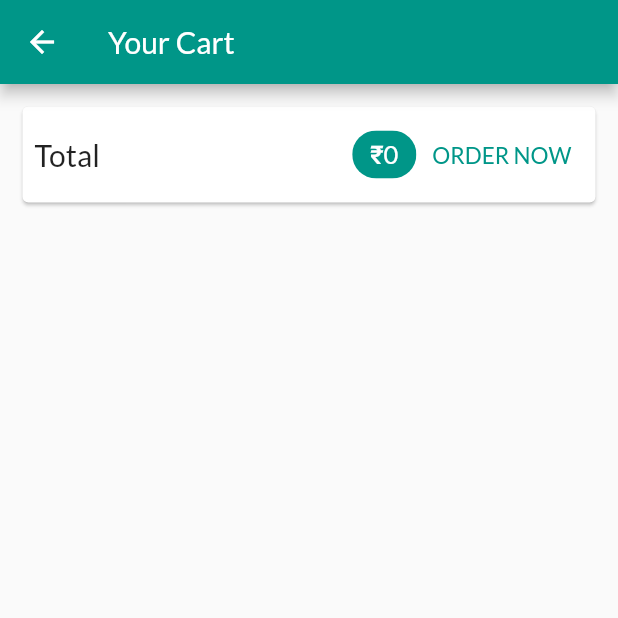
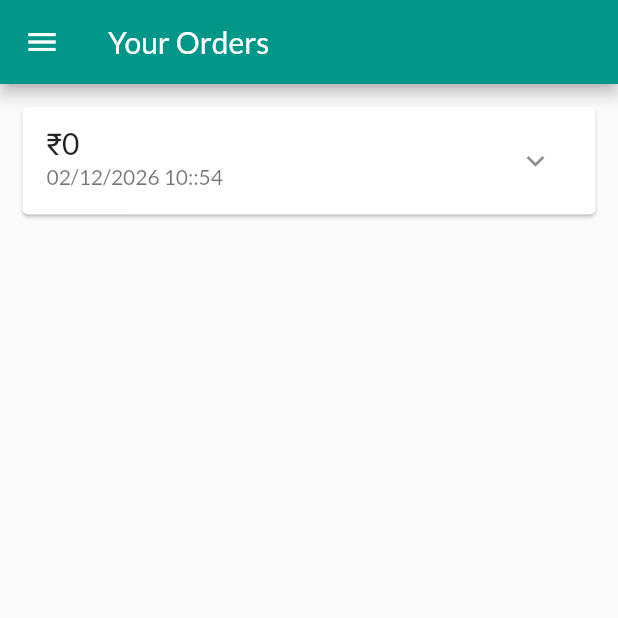
Before and after one commit to agrawalkunal2001/ShopOn, a Flutter app: the CartScreen screen opened by its route, after a tap on "ORDER NOW", on a phone screen of 412 x 824 dp, the top half of it. Run offline on Flutter 3.47's test engine with Material 2 defaults, Android fonts, the phone set to English and light mode, and no system bars; network calls fail.

Commit message:
Added order screen and drawer

```diff
--- a/lib/main.dart
+++ b/lib/main.dart
@@ -4,6 +4,7 @@ import 'package:shopon/providers/products_cart.dart';
 import 'package:shopon/providers/products_order.dart';
 import 'package:shopon/providers/products_provider.dart';
 import 'package:shopon/screens/cart_screen.dart';
+import 'package:shopon/screens/orders_screen.dart';
 import 'package:shopon/screens/product_detail_screen.dart';
 import 'package:shopon/screens/products_overview_screen.dart';
 
@@ -41,6 +42,7 @@ class MyApp extends StatelessWidget {
         routes: {
           ProductDetailScreen.routeName: (ctx) => ProductDetailScreen(),
           CartScreen.routeName: (ctx) => CartScreen(),
+          OrdersScreen.routeName: (ctx) => OrdersScreen(),
         },
       ),
     );
--- a/lib/screens/cart_screen.dart
+++ b/lib/screens/cart_screen.dart
@@ -2,6 +2,7 @@ import 'package:flutter/material.dart';
 import 'package:provider/provider.dart';
 import 'package:shopon/providers/products_cart.dart';
 import 'package:shopon/providers/products_order.dart';
+import 'package:shopon/screens/orders_screen.dart';
 import 'package:shopon/widgets/cart_item.dart' as ci;
 
 class CartScreen extends StatelessWidget {
@@ -40,6 +41,7 @@ class CartScreen extends StatelessWidget {
                   ),
                   TextButton(
                     onPressed: () {
+                      Navigator.of(context).pushNamed(OrdersScreen.routeName);
                       Provider.of<ProductsOrder>(context, listen: false)
                           .addOrder(
                               cart.items.values.toList(), cart.totalPrice);
--- /dev/null
+++ b/lib/screens/orders_screen.dart
@@ -0,0 +1,26 @@
+import 'package:flutter/material.dart';
+import 'package:provider/provider.dart';
+import 'package:shopon/providers/products_order.dart';
+import 'package:shopon/widgets/app_drawer.dart';
+import 'package:shopon/widgets/order_item.dart' as oi;
+
+class OrdersScreen extends StatelessWidget {
+  static const routeName = "/order-screen";
+
+  @override
+  Widget build(BuildContext context) {
+    final orderData = Provider.of<ProductsOrder>(context);
+    return Scaffold(
+      appBar: AppBar(
+        title: Text("Your Orders"),
+      ),
+      drawer: AppDrawer(),
+      body: ListView.builder(
+        itemBuilder: (ctx, index) => oi.OrderItem(
+          order: orderData.orders[index],
+        ),
+        itemCount: orderData.orders.length,
+      ),
+    );
+  }
+}
--- a/lib/screens/products_overview_screen.dart
+++ b/lib/screens/products_overview_screen.dart
@@ -2,6 +2,7 @@ import 'package:flutter/material.dart';
 import 'package:provider/provider.dart';
 import 'package:shopon/providers/products_cart.dart';
 import 'package:shopon/screens/cart_screen.dart';
+import 'package:shopon/widgets/app_drawer.dart';
 import 'package:shopon/widgets/badge.dart';
 import 'package:shopon/widgets/products_grid.dart';
 
@@ -52,6 +53,7 @@ class _ProductsOverviewScreenState extends State<ProductsOverviewScreen> {
           )
         ],
       ),
+      drawer: AppDrawer(),
       body: ProductsGrid(_showFavouritesOnly),
     );
   }
--- /dev/null
+++ b/lib/widgets/order_item.dart
@@ -0,0 +1,69 @@
+import 'package:flutter/material.dart';
+import 'dart:math';
+import 'package:intl/intl.dart';
+import 'package:shopon/providers/products_order.dart' as oi;
+
+class OrderItem extends StatefulWidget {
+  final oi.OrderItem order;
+
+  OrderItem({required this.order});
+
+  @override
+  State<OrderItem> createState() => _OrderItemState();
+}
+
+class _OrderItemState extends State<OrderItem> {
+  var _expanded = false;
+  @override
+  Widget build(BuildContext context) {
+    return Card(
+      margin: EdgeInsets.all(15),
+      child: Column(
+        children: <Widget>[
+          ListTile(
+            title: Text(
+              "\u{20B9}${widget.order.price}",
+              style: TextStyle(fontSize: 20),
+            ),
+            subtitle:
+                Text(DateFormat("dd/MM/yyyy hh::mm").format(widget.order.date)),
+            trailing: IconButton(
+              icon: Icon(_expanded ? Icons.expand_less : Icons.expand_more),
+              onPressed: () {
+                setState(() {
+                  _expanded = !_expanded;
+                });
+              },
+            ),
+          ),
+          if (_expanded)
+            Container(
+              padding: EdgeInsets.symmetric(horizontal: 15, vertical: 4),
+              height: min(widget.order.products.length * 20.0 + 10, 100),
+              child: ListView(
+                children: widget.order.products
+                    .map((e) => Row(
+                          mainAxisAlignment: MainAxisAlignment.spaceBetween,
+                          children: <Widget>[
+                            Text(
+                              e.title,
+                              style: TextStyle(
+                                fontSize: 18,
+                                fontWeight: FontWeight.bold,
+                              ),
+                            ),
+                            Text(
+                              "${e.quantity}X \u{20B9}${e.price}",
+                              style:
+                                  TextStyle(fontSize: 18, color: Colors.grey),
+                            ),
+                          ],
+                        ))
+                    .toList(),
+              ),
+            ),
+        ],
+      ),
+    );
+  }
+}
--- a/pubspec.yaml
+++ b/pubspec.yaml
@@ -34,6 +34,7 @@ dependencies:
   # The following adds the Cupertino Icons font to your application.
   # Use with the CupertinoIcons class for iOS style icons.
   cupertino_icons: ^1.0.2
+  intl: ^0.17.0
 
 dev_dependencies:
   flutter_test:
```
Also changed, not shown: lib/widgets/app_drawer.dart (added, +61 -0 lines), pubspec.lock.
